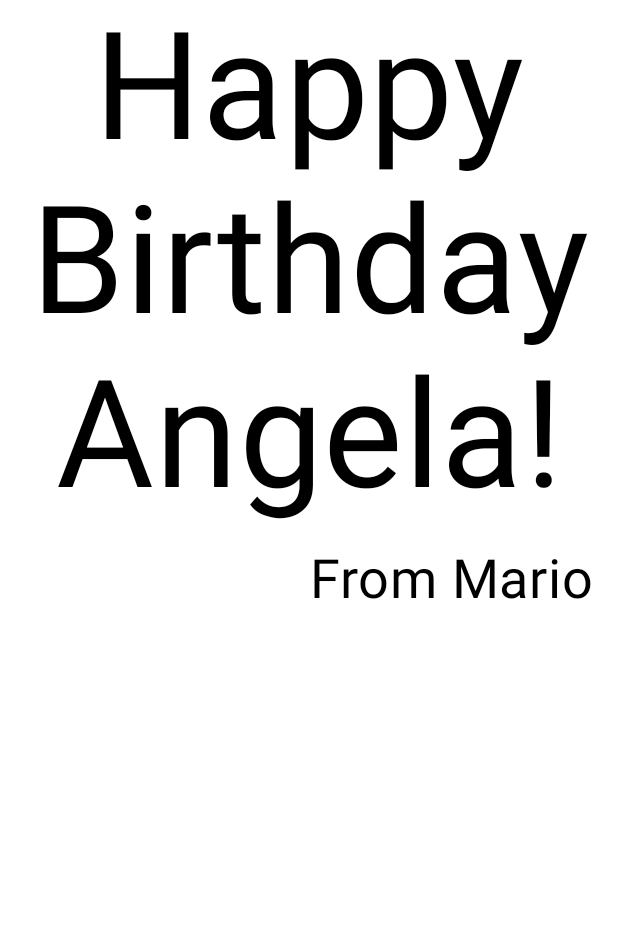
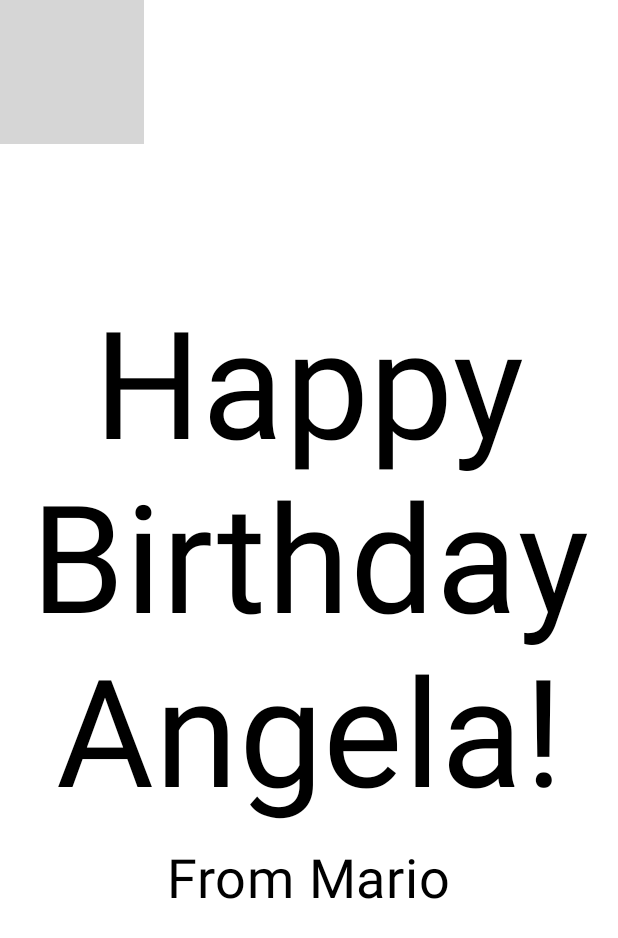
Before and after one commit to magilssa/HappyBirthday_INFOMOVIL, an Android app built with Jetpack Compose: the @Preview function BirthdayCardPreview, on a phone screen of 412 x 824 dp. Shown: the top 938 px of the screen. Run offline under Robolectric (Android 15) with nearby library versions, the phone set to English and light mode, and no system bars; grey boxes are pictures that could not be loaded.

Commit message:
Final Commit

```diff
--- a/app/src/main/java/com/example/happybirthday/MainActivity.kt
+++ b/app/src/main/java/com/example/happybirthday/MainActivity.kt
@@ -1,10 +1,13 @@
 package com.example.happybirthday
+
 
 import android.os.Bundle
 import androidx.activity.ComponentActivity
 import androidx.activity.compose.setContent
 import androidx.compose.foundation.layout.Arrangement
 import androidx.compose.foundation.layout.Column
+import androidx.compose.foundation.Image
+import androidx.compose.foundation.layout.Box
 import androidx.compose.foundation.layout.Row
 import androidx.compose.foundation.layout.fillMaxSize
 import androidx.compose.foundation.layout.padding
@@ -14,6 +17,9 @@ import androidx.compose.material3.Text
 import androidx.compose.runtime.Composable
 import androidx.compose.ui.Alignment
 import androidx.compose.ui.Modifier
+import androidx.compose.ui.layout.ContentScale
+import androidx.compose.ui.res.painterResource
+import androidx.compose.ui.res.stringResource
 import androidx.compose.ui.text.style.TextAlign
 import androidx.compose.ui.tooling.preview.Preview
 import androidx.compose.ui.unit.dp
@@ -30,10 +36,10 @@ class MainActivity : ComponentActivity() {
                     modifier = Modifier.fillMaxSize(),
                     color = MaterialTheme.colorScheme.background
                 ) {
-                    GreetingText(
-                        message = "Happy Birthday Sam!",
-                        from = "From Mario Gil",
-                        modifier = Modifier.padding(8.dp))
+                    GreetingImage(
+                        message = getString(R.string.happy_birthday_text),
+                        from = getString(R.string.signature_text)
+                    )
                 }
             }
         }
@@ -55,9 +61,32 @@ fun GreetingText(message: String, from: String, modifier: Modifier = Modifier) {
         Text(
             text = from,
             fontSize = 36.sp,
-            modifier = Modifier.padding(16.dp).align(alignment = Alignment.End)
+            modifier = Modifier
+                .padding(16.dp)
+                .align(alignment = Alignment.CenterHorizontally)
         )
 
+    }
+
+}
+
+@Composable
+fun GreetingImage(message: String, from: String, modifier: Modifier = Modifier) {
+    val image = painterResource(R.drawable.androidparty)
+    Box(modifier){
+        Image(
+            painter = image,
+            contentDescription = null,
+            contentScale = ContentScale.Crop,
+            alpha = 0.5F
+        )
+        GreetingText(
+            message = message,
+            from = from,
+            modifier = Modifier
+                .fillMaxSize()
+                .padding(8.dp)
+        )
     }
 
 }
@@ -66,6 +95,10 @@ fun GreetingText(message: String, from: String, modifier: Modifier = Modifier) {
 @Composable
 fun BirthdayCardPreview() {
     HappyBirthdayTheme {
-        GreetingText(message = "Happy Birthday Angela!", from = "From Mario")
+        //GreetingText(message = "Happy Birthday Angela!", from = "From Mario")
+        GreetingImage(
+            message = stringResource(R.string.happy_birthday_text),
+            from = stringResource(R.string.signature_text)
+        )
     }
 }
--- a/app/src/main/res/values/strings.xml
+++ b/app/src/main/res/values/strings.xml
@@ -1,3 +1,5 @@
 <resources>
     <string name="app_name">Happy Birthday</string>
+    <string name="happy_birthday_text">Happy Birthday Angela!</string>
+    <string name="signature_text">From Mario</string>
 </resources>
```
Also changed, not shown: 1 other file.
